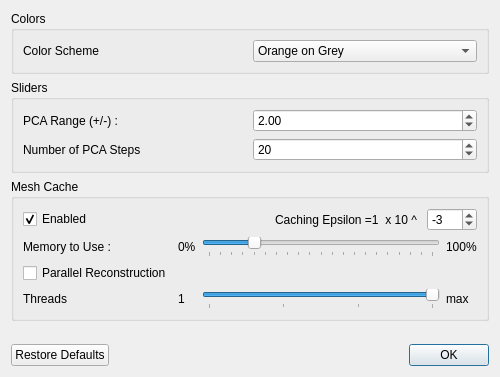
The window that Studio/src/Application/Data/PreferencesWindow.ui (SCIInstitute/ShapeWorks) describes before a commit, drawn with Qt 5.
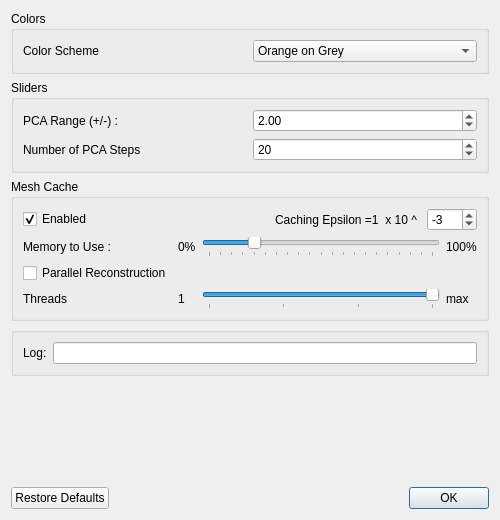
The same window after the commit.

Commit message: Add log location display to prefs.

What changed in the file:
```diff
--- a/Studio/src/Application/Data/PreferencesWindow.ui
+++ b/Studio/src/Application/Data/PreferencesWindow.ui
@@ -7,7 +7,7 @@
     <x>0</x>
     <y>0</y>
     <width>500</width>
-    <height>377</height>
+    <height>520</height>
    </rect>
   </property>
   <property name="windowTitle">
@@ -286,6 +286,29 @@
      </layout>
     </widget>
    </item>
+   <item>
+    <widget class="QGroupBox" name="groupBox_3">
+     <property name="title">
+      <string/>
+     </property>
+     <layout class="QHBoxLayout" name="horizontalLayout_3">
+      <item>
+       <widget class="QLabel" name="label_7">
+        <property name="text">
+         <string>Log:</string>
+        </property>
+       </widget>
+      </item>
+      <item>
+       <widget class="QLineEdit" name="log_location">
+        <property name="readOnly">
+         <bool>true</bool>
+        </property>
+       </widget>
+      </item>
+     </layout>
+    </widget>
+   </item>
    <item>
     <spacer name="verticalSpacer">
      <property name="orientation">
```
The commit also changes 2 other files.
